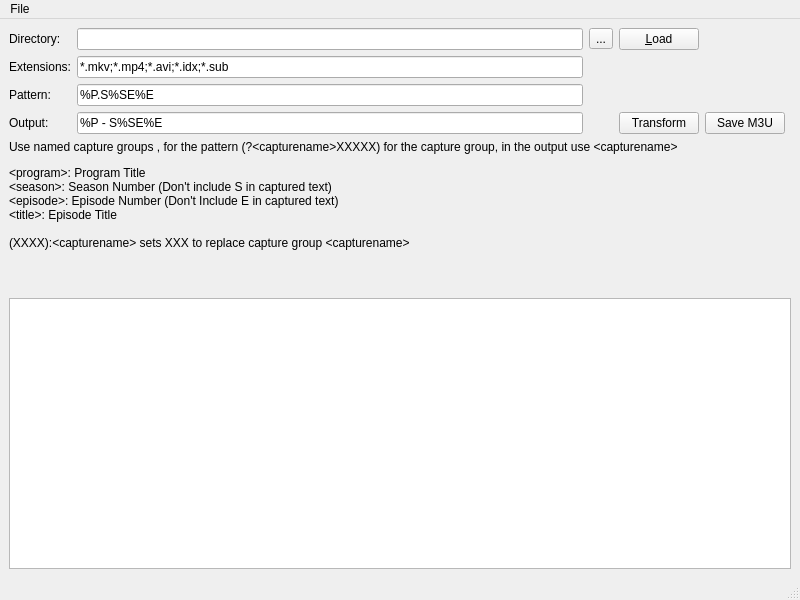
The window that MainWindow/MainWindow.ui (towel42-com/MediaManager) describes before a commit, drawn with Qt 5.
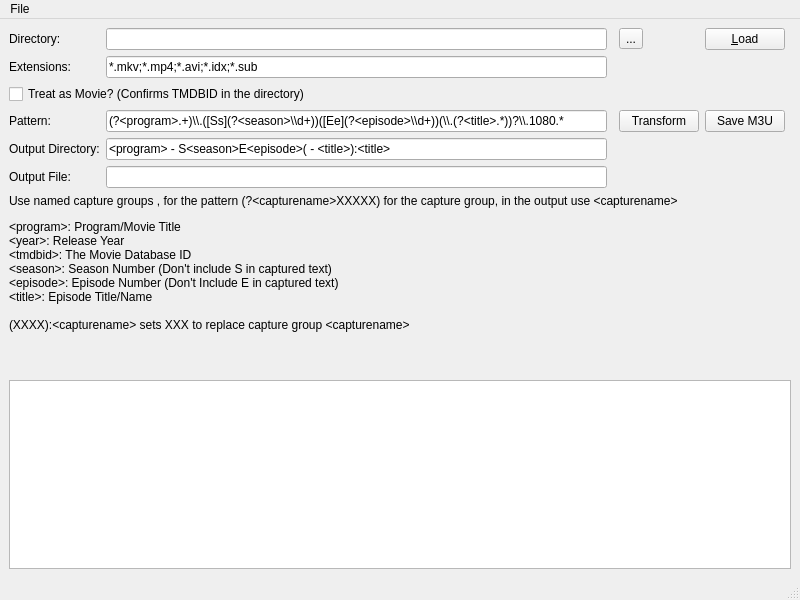
The same window after the commit. Icons and pictures are not drawn.

```diff
--- a/MainWindow/MainWindow.ui
+++ b/MainWindow/MainWindow.ui
@@ -19,19 +19,15 @@
   </property>
   <widget class="QWidget" name="centralwidget">
    <layout class="QGridLayout" name="gridLayout">
-    <item row="0" column="2">
-     <widget class="QToolButton" name="btnSelectDir">
+    <item row="0" column="0">
+     <widget class="QLabel" name="label">
       <property name="text">
-       <string>...</string>
-      </property>
-      <property name="icon">
-       <iconset resource="application.qrc">
-        <normaloff>:/resources/open.png</normaloff>:/resources/open.png</iconset>
+       <string>Directory:</string>
       </property>
      </widget>
     </item>
     <item row="2" column="1">
-     <widget class="QLineEdit" name="inPattern">
+     <widget class="QLineEdit" name="extensions">
       <property name="sizePolicy">
        <sizepolicy hsizetype="Expanding" vsizetype="Fixed">
         <horstretch>0</horstretch>
@@ -39,42 +35,44 @@
        </sizepolicy>
       </property>
       <property name="text">
-       <string>%P.S%SE%E</string>
+       <string>*.mkv;*.mp4;*.avi;*.idx;*.sub</string>
       </property>
      </widget>
     </item>
-    <item row="0" column="3">
-     <widget class="QPushButton" name="btnLoad">
-      <property name="text">
-       <string>&amp;Load</string>
-      </property>
-     </widget>
-    </item>
-    <item row="1" column="0">
-     <widget class="QLabel" name="label_5">
-      <property name="text">
-       <string>Extensions:</string>
-      </property>
-     </widget>
-    </item>
-    <item row="3" column="0">
-     <widget class="QLabel" name="label_4">
-      <property name="text">
-       <string>Output:</string>
-      </property>
-     </widget>
-    </item>
-    <item row="4" column="0" colspan="6">
+    <item row="8" column="0" colspan="6">
      <widget class="QLabel" name="label_3">
       <property name="text">
-       <string>&lt;html&gt;&lt;head/&gt;&lt;body&gt;&lt;p&gt;Use named capture groups , for the pattern (?&amp;lt;capturename&amp;gt;XXXXX) for the capture group, in the output use &amp;lt;capturename&amp;gt;&lt;/p&gt;&lt;p&gt;&amp;lt;program&amp;gt;: Program Title&lt;br/&gt;&amp;lt;season&amp;gt;: Season Number (Don't include S in captured text)&lt;br/&gt;&amp;lt;episode&amp;gt;: Episode Number (Don't Include E in captured text)&lt;br/&gt;&amp;lt;title&amp;gt;: Episode Title&lt;br/&gt;&lt;br/&gt;(XXXX):&amp;lt;capturename&amp;gt; sets XXX to replace capture group &amp;lt;capturename&amp;gt;&lt;br/&gt;&lt;br/&gt;&lt;br/&gt;&lt;/p&gt;&lt;/body&gt;&lt;/html&gt;</string>
+       <string>&lt;html&gt;&lt;head/&gt;&lt;body&gt;&lt;p&gt;Use named capture groups , for the pattern (?&amp;lt;capturename&amp;gt;XXXXX) for the capture group, in the output use &amp;lt;capturename&amp;gt;&lt;/p&gt;&lt;p&gt;&amp;lt;program&amp;gt;: Program/Movie Title&lt;br/&gt;&amp;lt;year&amp;gt;: Release Year&lt;br/&gt;&amp;lt;tmdbid&amp;gt;: The Movie Database ID&lt;br/&gt;&amp;lt;season&amp;gt;: Season Number (Don't include S in captured text)&lt;br/&gt;&amp;lt;episode&amp;gt;: Episode Number (Don't Include E in captured text)&lt;br/&gt;&amp;lt;title&amp;gt;: Episode Title/Name&lt;br/&gt;&lt;br/&gt;(XXXX):&amp;lt;capturename&amp;gt; sets XXX to replace capture group &amp;lt;capturename&amp;gt;&lt;br/&gt;&lt;br/&gt;&lt;br/&gt;&lt;/p&gt;&lt;/body&gt;&lt;/html&gt;</string>
       </property>
       <property name="wordWrap">
        <bool>true</bool>
       </property>
      </widget>
     </item>
-    <item row="5" column="0" colspan="6">
+    <item row="7" column="1">
+     <widget class="QLineEdit" name="outFilePattern"/>
+    </item>
+    <item row="2" column="0">
+     <widget class="QLabel" name="label_5">
+      <property name="text">
+       <string>Extensions:</string>
+      </property>
+     </widget>
+    </item>
+    <item row="6" column="1">
+     <widget class="QLineEdit" name="outDirPattern">
+      <property name="sizePolicy">
+       <sizepolicy hsizetype="Expanding" vsizetype="Fixed">
+        <horstretch>0</horstretch>
+        <verstretch>0</verstretch>
+       </sizepolicy>
+      </property>
+      <property name="text">
+       <string>&lt;program&gt; - S&lt;season&gt;E&lt;episode&gt;( - &lt;title&gt;):&lt;title&gt;</string>
+      </property>
+     </widget>
+    </item>
+    <item row="9" column="0" colspan="6">
      <widget class="QTreeView" name="files">
       <property name="editTriggers">
        <set>QAbstractItemView::NoEditTriggers</set>
@@ -87,70 +85,89 @@
       </property>
      </widget>
     </item>
-    <item row="2" column="0">
-     <widget class="QLabel" name="label_2">
-      <property name="text">
-       <string>Pattern:</string>
-      </property>
-     </widget>
-    </item>
-    <item row="0" column="0">
-     <widget class="QLabel" name="label">
-      <property name="text">
-       <string>Directory:</string>
-      </property>
-     </widget>
-    </item>
-    <item row="3" column="1">
-     <widget class="QLineEdit" name="outPattern">
-      <property name="sizePolicy">
-       <sizepolicy hsizetype="Expanding" vsizetype="Fixed">
-        <horstretch>0</horstretch>
-        <verstretch>0</verstretch>
-       </sizepolicy>
-      </property>
-      <property name="text">
-       <string>%P - S%SE%E</string>
-      </property>
-     </widget>
-    </item>
-    <item row="0" column="1">
-     <widget class="QLineEdit" name="directory">
-      <property name="sizePolicy">
-       <sizepolicy hsizetype="Expanding" vsizetype="Fixed">
-        <horstretch>0</horstretch>
-        <verstretch>0</verstretch>
-       </sizepolicy>
-      </property>
-     </widget>
-    </item>
-    <item row="1" column="1">
-     <widget class="QLineEdit" name="extensions">
-      <property name="sizePolicy">
-       <sizepolicy hsizetype="Expanding" vsizetype="Fixed">
-        <horstretch>0</horstretch>
-        <verstretch>0</verstretch>
-       </sizepolicy>
-      </property>
-      <property name="text">
-       <string>*.mkv;*.mp4;*.avi;*.idx;*.sub</string>
-      </property>
-     </widget>
-    </item>
-    <item row="3" column="3">
+    <item row="4" column="3">
      <widget class="QPushButton" name="btnTransform">
       <property name="text">
        <string>Transform</string>
       </property>
      </widget>
     </item>
-    <item row="3" column="4">
+    <item row="6" column="0">
+     <widget class="QLabel" name="label_4">
+      <property name="text">
+       <string>Output Directory:</string>
+      </property>
+     </widget>
+    </item>
+    <item row="0" column="1">
+     <widget class="QLineEdit" name="directory">
+      <property name="sizePolicy">
+       <sizepolicy hsizetype="Expanding" vsizetype="Fixed">
+        <horstretch>0</horstretch>
+        <verstretch>0</verstretch>
+       </sizepolicy>
+      </property>
+     </widget>
+    </item>
+    <item row="4" column="0">
+     <widget class="QLabel" name="label_2">
+      <property name="text">
+       <string>Pattern:</string>
+      </property>
+     </widget>
+    </item>
+    <item row="3" column="0" colspan="4">
+     <widget class="QCheckBox" name="treatAsMovie">
+      <property name="text">
+       <string>Treat as Movie? (Confirms TMDBID in the directory)</string>
+      </property>
+     </widget>
+    </item>
+    <item row="4" column="1">
+     <widget class="QLineEdit" name="inPattern">
+      <property name="sizePolicy">
+       <sizepolicy hsizetype="Expanding" vsizetype="Fixed">
+        <horstretch>0</horstretch>
+        <verstretch>0</verstretch>
+       </sizepolicy>
+      </property>
+      <property name="text">
+       <string>(?&lt;program&gt;.+)\\.([Ss](?&lt;season&gt;\\d+))([Ee](?&lt;episode&gt;\\d+))(\\.(?&lt;title&gt;.*))?\\.1080.*</string>
+      </property>
+     </widget>
+    </item>
+    <item row="0" column="4">
+     <widget class="QPushButton" name="btnLoad">
+      <property name="text">
+       <string>&amp;Load</string>
+      </property>
+     </widget>
+    </item>
+    <item row="4" column="4">
      <widget class="QPushButton" name="btnSaveM3U">
       <property name="text">
        <string>Save M3U</string>
       </property>
      </widget>
     </item>
+    <item row="0" column="3">
+     <widget class="QToolButton" name="btnSelectDir">
+      <property name="text">
+       <string>...</string>
+      </property>
+      <property name="icon">
+       <iconset resource="application.qrc">
+        <normaloff>:/resources/open.png</normaloff>:/resources/open.png</iconset>
+      </property>
+     </widget>
+    </item>
+    <item row="7" column="0">
+     <widget class="QLabel" name="label_6">
+      <property name="text">
+       <string>Output File:</string>
+      </property>
+     </widget>
+    </item>
    </layout>
   </widget>
   <widget class="QMenuBar" name="menubar">
```
Left out of the diff: 7 changed lines with no effect on the pictures.
